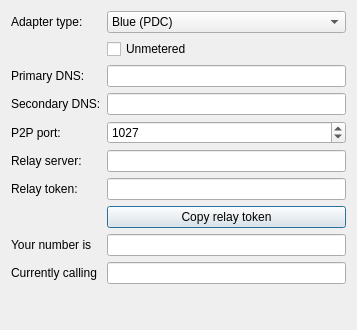
First picture: the form in src/platform/qt/MobileAdapterView.ui, repository zenaror/mgba, before the edit.
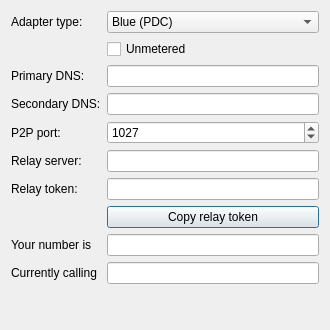
Second picture: the form after the edit.

Commit message:
Qt: Fix IP address input
also removed a CMake warning about libmobile.

```diff
--- a/src/platform/qt/MobileAdapterView.ui
+++ b/src/platform/qt/MobileAdapterView.ui
@@ -6,7 +6,7 @@
    <rect>
     <x>0</x>
     <y>0</y>
-    <width>357</width>
+    <width>330</width>
     <height>330</height>
    </rect>
   </property>
```
The commit also changes 1 other file.
